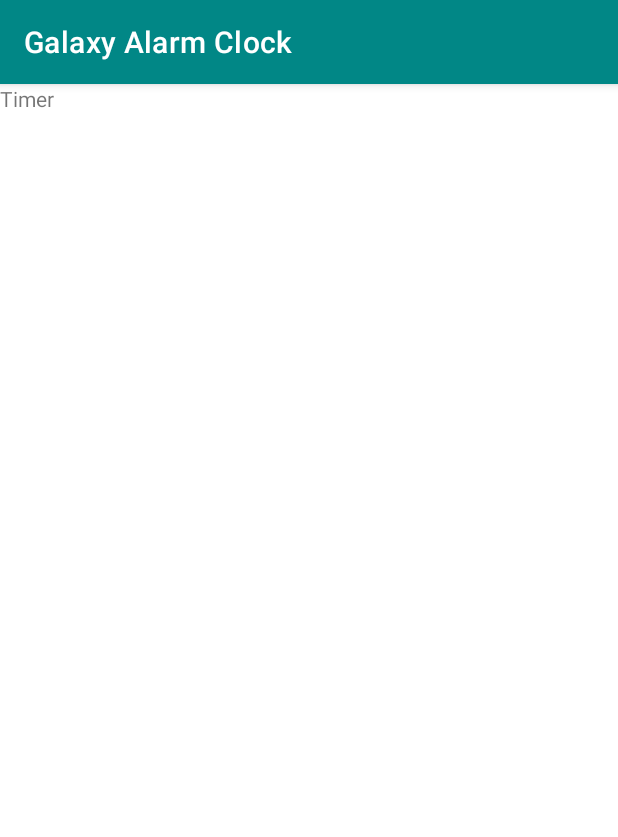
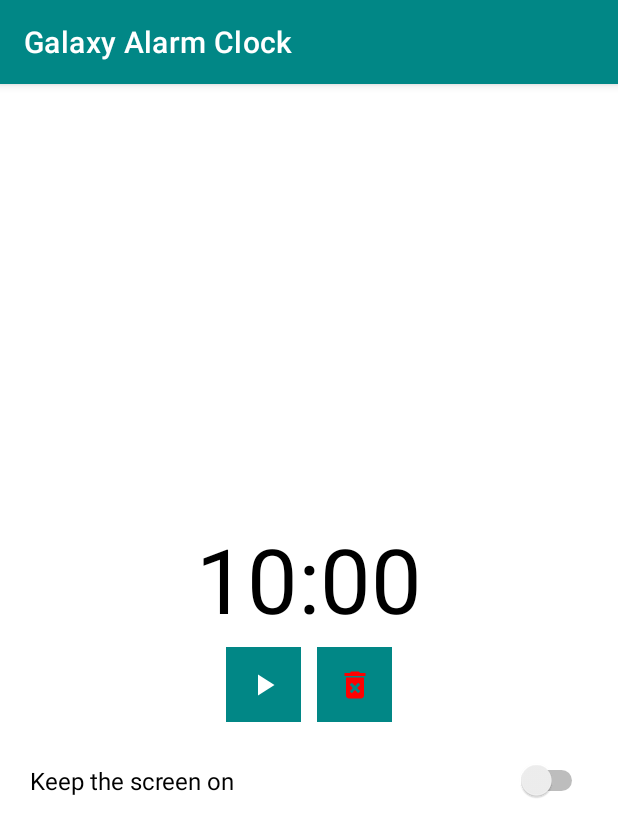
Before and after one commit to thpir/Galaxy-Alarm-Clock, an Android app: the fragment TabFragment3 shown on its own in the app's theme, on a phone screen of 412 x 824 dp. Shown: the top 837 px of the screen. Run offline under Robolectric (Android 15) with nearby library versions, the phone set to English and light mode, and no system bars.

Commit message:
Some bugfixes and adjustments
- Null pointer exception solved
- Keep screen on option for stopwatch and timer
- implemented shadow on mainactivity app text
- Delete icon in red

```diff
--- a/app/src/main/java/com/example/galaxyalarmclock/TabFragment3.java
+++ b/app/src/main/java/com/example/galaxyalarmclock/TabFragment3.java
@@ -1,23 +1,174 @@
 package com.example.galaxyalarmclock;
 
+import android.media.Image;
 import android.os.Bundle;
 
 import androidx.fragment.app.Fragment;
 
+import android.os.CountDownTimer;
+import android.os.SystemClock;
 import android.view.LayoutInflater;
 import android.view.View;
 import android.view.ViewGroup;
+import android.view.WindowManager;
+import android.widget.CompoundButton;
+import android.widget.ImageButton;
+import android.widget.Switch;
+import android.widget.TextView;
+
+import java.util.Locale;
 
 public class TabFragment3 extends Fragment {
 
-    public TabFragment3() {
-        // Required empty public constructor
+    private View mView;
+    private ImageButton mPlay;
+    private ImageButton mReset;
+    private TextView mTextviewCountdown;
+    private CountDownTimer mCountDownTimer;
+    private boolean mTimerRunning;
+    private boolean keepScreenOn = false;
+    private static final long startTimeInMillis = 600000;
+    private long mTimeLeftInMillis = startTimeInMillis;
+    private long mEndTime;
+    private Switch mSwitch;
+
+    @Override
+    public void onActivityCreated(Bundle savedInstanceState) {
+        super.onActivityCreated(savedInstanceState);
+        // restore instances
+        if (savedInstanceState != null) {
+            keepScreenOn = savedInstanceState.getBoolean(getKeepScreenOn());
+            mTimeLeftInMillis = savedInstanceState.getLong(getMillisLeft());
+            mTimerRunning = savedInstanceState.getBoolean(getTimerRunning());
+            updateCountDownText();
+
+            if(mTimerRunning) {
+                mEndTime = savedInstanceState.getLong(getEndTime());
+                mTimeLeftInMillis = mEndTime - System.currentTimeMillis();
+                startTimer();
+            }
+        }
     }
 
     @Override
     public View onCreateView(LayoutInflater inflater, ViewGroup container,
                              Bundle savedInstanceState) {
         // Inflate the layout for this fragment
-        return inflater.inflate(R.layout.tab_fragment3, container, false);
+        mView = inflater.inflate(R.layout.tab_fragment3, container, false);
+        mSwitch = (Switch) mView.findViewById(R.id.switch3);
+        mPlay = (ImageButton) mView.findViewById(R.id.imagebuttonPlay);
+        mReset = (ImageButton) mView.findViewById(R.id.imagebuttonReset);
+        mTextviewCountdown = (TextView) mView.findViewById(R.id.textviewCountdown);
+        configureImagebuttons();
+        updateCountDownText();
+        return mView;
+    }
+
+    @Override
+    public void onSaveInstanceState(Bundle outState) {
+        super.onSaveInstanceState(outState);
+        // save instances
+        outState.putLong(getMillisLeft(), mTimeLeftInMillis());
+        outState.putBoolean(getTimerRunning(), mTimerRunning());
+        outState.putLong(getEndTime(), mEndTime());
+        outState.putBoolean(getKeepScreenOn(), keepScreenOn());
+    }
+
+    private void configureImagebuttons() {
+
+        mPlay.setOnClickListener(new View.OnClickListener() {
+            @Override
+            public void onClick(View view) {
+                if (mTimerRunning) {
+                    pauseTimer();
+                } else {
+                    startTimer();
+                }
+            }
+        });
+
+        mReset.setOnClickListener(new View.OnClickListener() {
+            @Override
+            public void onClick(View view) {
+                resetTimer();
+            }
+        });
+
+        mSwitch.setOnCheckedChangeListener(new CompoundButton.OnCheckedChangeListener() {
+            @Override
+            public void onCheckedChanged(CompoundButton compoundButton, boolean isChecked) {
+                if (isChecked) {
+                    keepScreenOn = true;
+                    getActivity().getWindow().addFlags(WindowManager.LayoutParams.FLAG_KEEP_SCREEN_ON); //Activate screen always on
+                } else {
+                    keepScreenOn = false;
+                    getActivity().getWindow().clearFlags(WindowManager.LayoutParams.FLAG_KEEP_SCREEN_ON); //Deactivate screen always on
+                }
+            }
+        });
+    }
+
+    private void startTimer() {
+        mEndTime = System.currentTimeMillis() + mTimeLeftInMillis;
+        mCountDownTimer = new CountDownTimer(mTimeLeftInMillis, 1000) {
+            @Override
+            public void onTick(long millisUntilFinished) {
+                mTimeLeftInMillis = millisUntilFinished;
+                updateCountDownText();
+            }
+
+            @Override
+            public void onFinish() {
+                mTimerRunning = false;
+                mPlay.setImageResource(R.drawable.icon_play);
+                resetTimer();
+            }
+        }.start();
+
+        mTimerRunning = true;
+        mPlay.setImageResource(R.drawable.icon_pause);
+    }
+
+    private void pauseTimer() {
+        mCountDownTimer.cancel();
+        mTimerRunning = false;
+        mPlay.setImageResource(R.drawable.icon_play);
+    }
+
+    private void resetTimer() {
+        if(mTimerRunning) {
+            mCountDownTimer.cancel();
+        }
+        mTimerRunning = false;
+        mTimeLeftInMillis = startTimeInMillis;
+        updateCountDownText();
+    }
+
+    private void updateCountDownText() {
+        int minutes = (int) (mTimeLeftInMillis / 1000) / 60;
+        int seconds = (int) (mTimeLeftInMillis / 1000) % 60;
+
+        String timeLeftFormatted = String.format(Locale.getDefault(),"%02d:%02d", minutes, seconds);
+        mTextviewCountdown.setText(timeLeftFormatted);
+    }
+
+    private final String getMillisLeft() {return "MILLIS_LEFT" + getId();};
+
+    private final String getTimerRunning() {return  "TIMER_RUNNING" + getId();}
+
+    private final String getEndTime() {return "END_TIME" + getId();}
+
+    private final String getKeepScreenOn() {
+        return "KEEP_SCREEN_ON" + getId();
+    }
+
+    private long mTimeLeftInMillis() {return mTimeLeftInMillis;}
+
+    private boolean mTimerRunning() {return mTimerRunning;}
+
+    private long mEndTime() {return mEndTime;}
+
+    public boolean keepScreenOn() {
+        return keepScreenOn;
     }
 }
--- a/app/src/main/res/drawable/icon_delete.xml
+++ b/app/src/main/res/drawable/icon_delete.xml
@@ -1,4 +1,4 @@
-<vector android:height="24dp" android:tint="#FFFFFF"
+<vector android:height="24dp" android:tint="#FF0000"
     android:viewportHeight="24" android:viewportWidth="24"
     android:width="24dp" xmlns:android="http://schemas.android.com/apk/res/android">
     <path android:fillColor="@android:color/white" android:pathData="M6,19c0,1.1 0.9,2 2,2h8c1.1,0 2,-0.9 2,-2L18,7L6,7v12zM8.46,11.88l1.41,-1.41L12,12.59l2.12,-2.12 1.41,1.41L13.41,14l2.12,2.12 -1.41,1.41L12,15.41l-2.12,2.12 -1.41,-1.41L10.59,14l-2.13,-2.12zM15.5,4l-1,-1h-5l-1,1L5,4v2h14L19,4z"/>
--- a/app/src/main/res/layout/tab_fragment3.xml
+++ b/app/src/main/res/layout/tab_fragment3.xml
@@ -1,15 +1,56 @@
 <?xml version="1.0" encoding="utf-8"?>
-<RelativeLayout xmlns:android="http://schemas.android.com/apk/res/android"
+<LinearLayout xmlns:android="http://schemas.android.com/apk/res/android"
     xmlns:tools="http://schemas.android.com/tools"
     android:layout_width="match_parent"
     android:layout_height="match_parent"
+    android:orientation="vertical"
+    android:gravity="center"
     android:id="@+id/tabFragment3"
+    android:background="@color/white"
     tools:context=".TabFragment3">
 
-    <!-- TODO: Update blank fragment layout -->
     <TextView
-        android:layout_width="match_parent"
-        android:layout_height="match_parent"
-        android:text="Timer" />
+        android:id="@+id/textviewCountdown"
+        android:layout_width="wrap_content"
+        android:layout_height="wrap_content"
+        android:text="00:00"
+        android:textSize="60sp"
+        android:textColor="@color/black"/>
 
-</RelativeLayout>
+    <LinearLayout
+        android:layout_width="wrap_content"
+        android:layout_height="wrap_content"
+        android:orientation="horizontal"
+        android:gravity="center_horizontal">
+
+        <ImageButton
+            android:id="@+id/imagebuttonPlay"
+            android:layout_width="50dp"
+            android:layout_height="50dp"
+            android:layout_margin="5dp"
+            android:src="@drawable/icon_play"
+            android:background="@color/teal_700"/>
+
+        <ImageButton
+            android:id="@+id/imagebuttonReset"
+            android:layout_width="50dp"
+            android:layout_height="50dp"
+            android:layout_margin="5dp"
+            android:src="@drawable/icon_delete"
+            android:background="@color/teal_700"/>
+
+    </LinearLayout>
+
+    <Switch
+        android:id="@+id/switch3"
+        android:layout_width="fill_parent"
+        android:layout_height="wrap_content"
+        android:layout_marginLeft="20sp"
+        android:layout_marginTop="20sp"
+        android:layout_marginRight="20sp"
+        android:text="@string/switch2_text"
+        android:textSize="16sp"
+        android:theme="@style/Theme.Switch"
+        tools:ignore="UseSwitchCompatOrMaterialXml" />
+
+</LinearLayout>
--- a/app/src/main/res/values/strings.xml
+++ b/app/src/main/res/values/strings.xml
@@ -9,4 +9,5 @@
     <string name="tab_label1">Alarm</string>
     <string name="tab_label2">Stopwatch</string>
     <string name="tab_label3">Timer</string>
+    <string name="switch2_text">Keep the screen on</string>
 </resources>
```
Also changed, not shown: app/src/main/java/com/example/galaxyalarmclock/TabFragment2.java (+29 -0 lines), app/src/main/res/layout/activity_main.xml (+6 -2 lines), app/src/main/res/layout/tab_fragment2.xml (+13 -0 lines).
